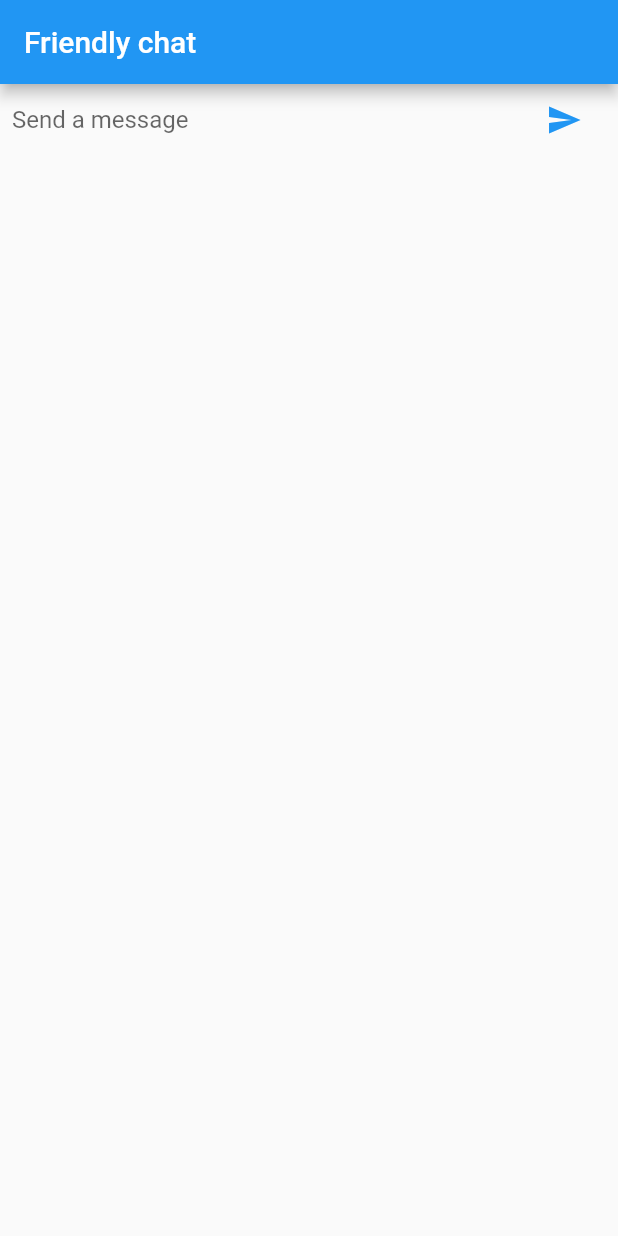
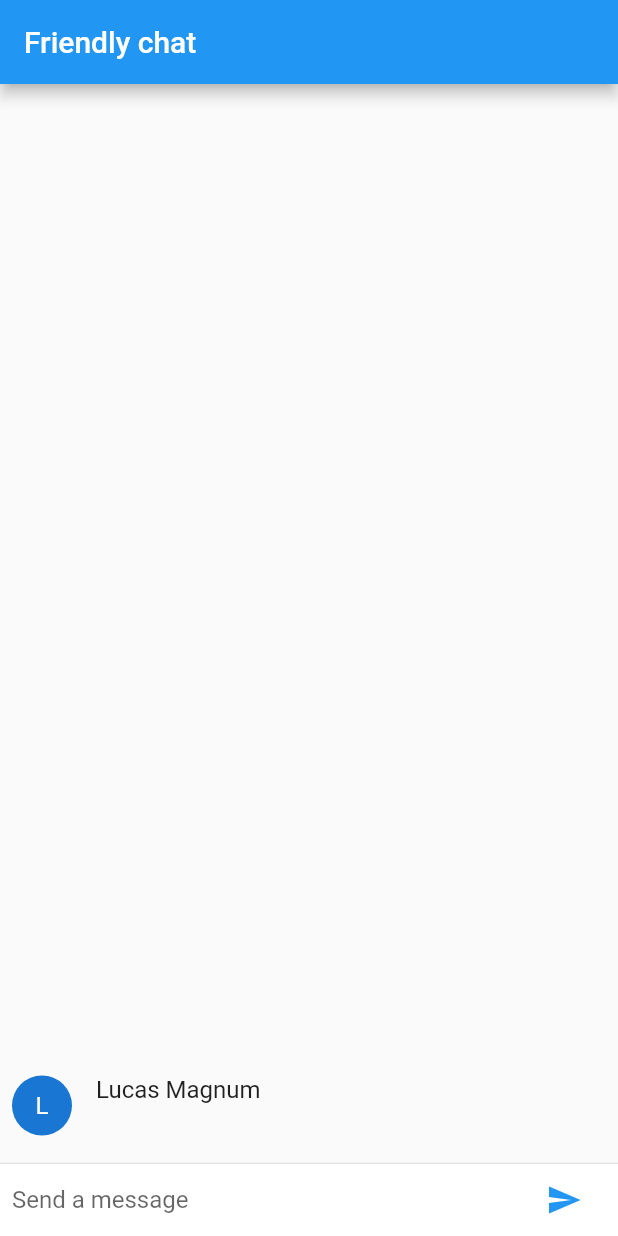
Before and after one commit to LucasMagnum/flutter-example-friendly-chat, a Flutter app: the screen it shows after launch, after a tap on the "send" icon, on a phone screen of 412 x 824 dp. Run offline on Flutter 3.47's test engine with Material 2 defaults, Android fonts, the phone set to English and light mode, and no system bars.

Commit message:
Add chat message list into our body

```diff
--- a/lib/main.dart
+++ b/lib/main.dart
@@ -2,6 +2,7 @@ import 'package:flutter/material.dart';
 
 void main() => runApp(FriendlyChatApp());
 
+const String _name = "Lucas Magnum";
 
 class FriendlyChatApp extends StatelessWidget {
   @override
@@ -20,10 +21,17 @@ class ChatScreen extends StatefulWidget {
 }
 
 class ChatScreenState extends State<ChatScreen> {
+  final List<ChatMessage> _messages = <ChatMessage>[];
   final TextEditingController _textController = TextEditingController();
 
   void _handleSubmitted(String text) {
     _textController.clear();
+
+    ChatMessage message = ChatMessage(text: text);
+    setState(() {
+      _messages.insert(0, message);
+    });
+
   }
 
   Widget _buildTextComposer() {
@@ -58,7 +66,58 @@ class ChatScreenState extends State<ChatScreen> {
   Widget build(BuildContext context) {
     return Scaffold(
       appBar: AppBar(title: Text('Friendly chat')) ,
-      body: _buildTextComposer(),
+      body: Column(
+        children: <Widget>[
+          Flexible(
+            child: ListView.builder(
+              padding: EdgeInsets.all(8.0),
+              reverse: true,
+              itemBuilder: (_, index) => _messages[index],
+              itemCount: _messages.length,
+            ),
+          ),
+          Divider(height: 1.0),
+          Container(
+            decoration: BoxDecoration(
+              color: Theme.of(context).cardColor
+            ),
+            child: _buildTextComposer(),
+          ),
+        ],
+      ),
     );
   }
 }
+
+
+class ChatMessage extends StatelessWidget {
+  ChatMessage({this.text});
+
+  final String text;
+
+  @override
+  Widget build(BuildContext context) {
+    return Container(
+      margin: EdgeInsets.symmetric(vertical: 10.0),
+      child: Row(
+        crossAxisAlignment: CrossAxisAlignment.start,
+        children: <Widget>[
+          Container(
+            margin: EdgeInsets.only(right: 16.0),
+            child: CircleAvatar(child: Text(_name[0])),
+          ),
+          Column(
+            crossAxisAlignment: CrossAxisAlignment.start,
+            children: <Widget>[
+              Text(_name, style: Theme.of(context).textTheme.subhead),
+              Container(
+                margin: EdgeInsets.only(top: 5.0),
+                child: Text(text),
+              ),
+            ],
+          ),
+        ],
+      ),
+    );
+  }
+}
```
Also changed, not shown: 1 other file.
